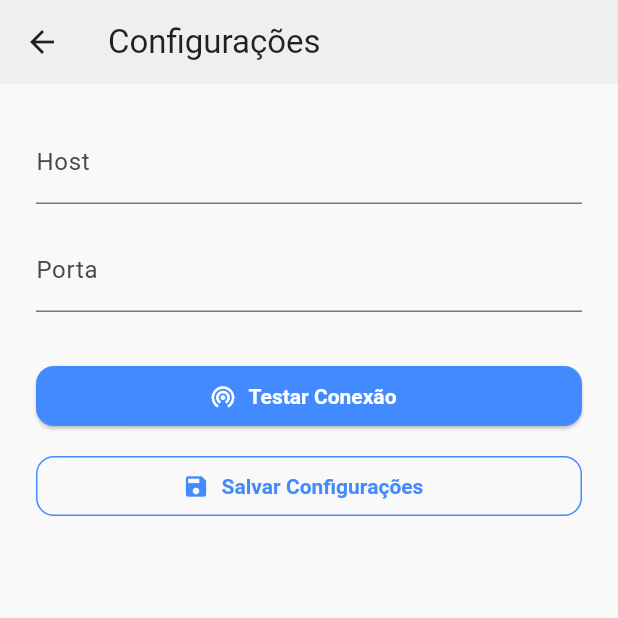
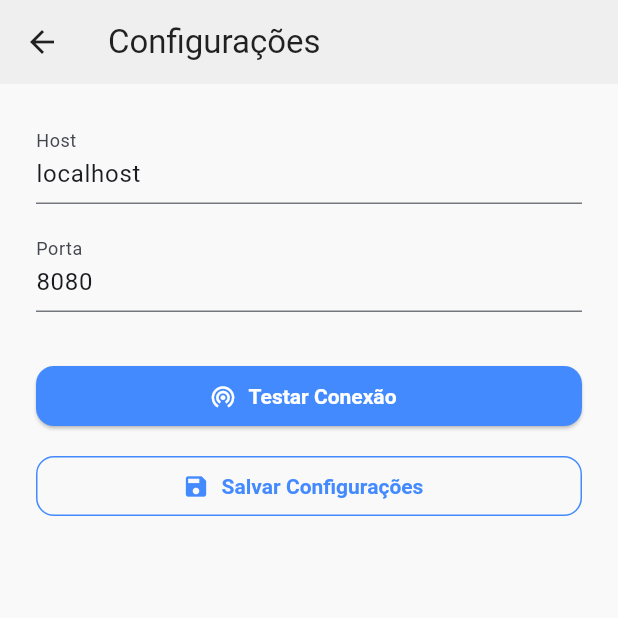
Before and after one commit to Diogo-NB/speech-iot-automation, a Flutter app: the screen it shows after launch, after a tap on the "settings" icon, on a phone screen of 412 x 824 dp, the top half of it. Run offline on Flutter 3.47's test engine with Material 3 defaults, Android fonts, the phone set to English and light mode, and no system bars; our stand-ins replace auto_route, bloc_concurrency, equatable, flutter_bloc, rxdart, shared_preferences and 1 more; network calls fail.

Commit message:
feat: improve app config with shared prefs

```diff
--- a/speech_iot_app/lib/main.dart
+++ b/speech_iot_app/lib/main.dart
@@ -1,6 +1,13 @@
 import 'package:flutter/material.dart';
+import 'package:shared_preferences/shared_preferences.dart';
 import 'package:speech_iot_app/src/app/app.dart';
 
-void main() {
-  runApp(App());
+Future<void> main() async {
+  WidgetsFlutterBinding.ensureInitialized();
+
+  final prefs = await SharedPreferencesWithCache.create(
+    cacheOptions: const SharedPreferencesWithCacheOptions(),
+  );
+
+  runApp(App(prefs: prefs));
 }
--- a/speech_iot_app/lib/src/app/app.dart
+++ b/speech_iot_app/lib/src/app/app.dart
@@ -1,10 +1,13 @@
 import 'package:flutter/material.dart';
+import 'package:shared_preferences/shared_preferences.dart';
 import 'package:speech_iot_app/src/app/app_router.dart';
 import 'package:speech_iot_app/src/app/app_theme.dart';
 import 'package:speech_iot_app/src/app/di.dart';
 
 class App extends StatelessWidget {
-  App({super.key});
+  final SharedPreferencesWithCache prefs;
+
+  App({required this.prefs, super.key});
 
   final AppRouter _appRouter = AppRouter();
   final ThemeData _appTheme = AppTheme.light();
@@ -12,6 +15,7 @@ class App extends StatelessWidget {
   @override
   Widget build(BuildContext context) {
     return CoreScopeProvider(
+      prefs: prefs,
       child: DataScopeProvider(
         child: MaterialApp.router(
           routerConfig: _appRouter.config(),
--- a/speech_iot_app/lib/src/app/di.dart
+++ b/speech_iot_app/lib/src/app/di.dart
@@ -1,24 +1,23 @@
 import 'package:flutter/widgets.dart';
 import 'package:flutter_bloc/flutter_bloc.dart';
-import 'package:speech_iot_app/src/core/app_config/app_config_cubit.dart';
+import 'package:shared_preferences/shared_preferences.dart';
+import 'package:speech_iot_app/src/core/app_config/app_config.dart';
 import 'package:speech_iot_app/src/features/speech_recognition/data/speech_recognition_repository.dart';
 
 class CoreScopeProvider extends StatelessWidget {
+  final SharedPreferencesWithCache prefs;
   final Widget child;
 
-  const CoreScopeProvider({super.key, required this.child});
+  const CoreScopeProvider({
+    required this.prefs,
+    required this.child,
+    super.key,
+  });
 
   @override
   Widget build(BuildContext context) {
     return MultiRepositoryProvider(
-      providers: [
-        BlocProvider(
-          create: (_) => AppConfig(
-            initialBaseHttpUrl: 'http://localhost:3000',
-            initialBaseSocketUrl: 'ws://localhost:3000',
-          ),
-        ),
-      ],
+      providers: [BlocProvider(create: (_) => AppConfig(prefs: prefs))],
       child: child,
     );
   }
--- /dev/null
+++ b/speech_iot_app/lib/src/core/app_config/app_config.dart
@@ -0,0 +1,47 @@
+import 'package:flutter_bloc/flutter_bloc.dart';
+import 'package:shared_preferences/shared_preferences.dart';
+import 'package:speech_iot_app/src/core/app_config/app_config_state.dart';
+
+enum ConfigKeys { baseSocketUrl, baseHttpUrl }
+
+class AppConfig extends Cubit<AppConfigState> {
+  final SharedPreferencesWithCache _prefs;
+
+  AppConfig({required SharedPreferencesWithCache prefs})
+    : _prefs = prefs,
+      super(
+        AppConfigState(
+          baseSocketUrl: Uri.parse(
+            prefs.getString(ConfigKeys.baseSocketUrl.name) ??
+                'ws://localhost:8080',
+          ),
+          baseHttpUrl: Uri.parse(
+            prefs.getString(ConfigKeys.baseHttpUrl.name) ??
+                'ws://localhost:8080',
+          ),
+        ),
+      );
+
+  String getString(ConfigKeys key) {
+    return _prefs.getString(key.name) ?? '';
+  }
+
+  Future<void> saveString(ConfigKeys key, String value) {
+    return _prefs.setString(key.name, value);
+  }
+
+  Future<void> updateConfig({
+    required String socketUrl,
+    required String httpUrl,
+  }) async {
+    await saveString(ConfigKeys.baseSocketUrl, socketUrl);
+    await saveString(ConfigKeys.baseHttpUrl, httpUrl);
+
+    emit(
+      state.copyWith(
+        baseSocketUrl: Uri.parse(socketUrl),
+        baseHttpUrl: Uri.parse(httpUrl),
+      ),
+    );
+  }
+}
--- a/speech_iot_app/lib/src/core/app_config/app_config_cubit.dart
+++ /dev/null
@@ -1,23 +0,0 @@
-import 'package:flutter_bloc/flutter_bloc.dart';
-import 'package:speech_iot_app/src/core/app_config/app_config_model.dart';
-
-class AppConfig extends Cubit<AppConfigState> {
-  AppConfig({
-    required String initialBaseSocketUrl,
-    required String initialBaseHttpUrl,
-  }) : super(
-         AppConfigState(
-           baseSocketUrl: Uri.parse(initialBaseSocketUrl),
-           baseHttpUrl: Uri.parse(initialBaseHttpUrl),
-         ),
-       );
-
-  void updateConfig(String socketUrl, String httpUrl) {
-    emit(
-      state.copyWith(
-        baseSocketUrl: Uri.parse(socketUrl),
-        baseHttpUrl: Uri.parse(httpUrl),
-      ),
-    );
-  }
-}
--- a/speech_iot_app/lib/src/core/app_config/app_config_model.dart
+++ b/speech_iot_app/lib/src/core/app_config/app_config_state.dart
@@ -1,6 +1,11 @@
+import 'package:flutter/foundation.dart';
+
+@immutable
 class AppConfigState {
   final Uri baseSocketUrl;
   final Uri baseHttpUrl;
+
+  String get baseUrlAuthority => baseHttpUrl.authority;
 
   const AppConfigState({
     required this.baseSocketUrl,
--- a/speech_iot_app/lib/src/features/settings/application/bloc/settings_bloc.dart
+++ b/speech_iot_app/lib/src/features/settings/application/bloc/settings_bloc.dart
@@ -1,5 +1,5 @@
 import 'package:flutter_bloc/flutter_bloc.dart';
-import 'package:speech_iot_app/src/core/app_config/app_config_cubit.dart';
+import 'package:speech_iot_app/src/core/app_config/app_config.dart';
 import 'package:speech_iot_app/src/core/utils/bloc_event_transformers.dart';
 import 'settings_event.dart';
 import 'settings_state.dart';
@@ -10,7 +10,7 @@ class SettingsBloc extends Bloc<SettingsEvent, SettingsState> {
 
   SettingsBloc({required AppConfig appConfig})
     : _appConfig = appConfig,
-      super(SettingsState()) {
+      super(SettingsState(baseUrlAuthority: appConfig.state.baseUrlAuthority)) {
     on<TestConnectivitySettings>(
       _onTestConnection,
       transformer: debounce(const Duration(milliseconds: 300)),
@@ -62,6 +62,9 @@ class SettingsBloc extends Bloc<SettingsEvent, SettingsState> {
 
   void _onSaveSettings(SaveSettings event, Emitter<SettingsState> emit) {
     final authority = _buildAuthority(event.host, event.port);
-    _appConfig.updateConfig('ws://$authority', 'http://$authority');
+    _appConfig.updateConfig(
+      socketUrl: 'ws://$authority',
+      httpUrl: 'http://$authority',
+    );
   }
 }
--- a/speech_iot_app/lib/src/features/settings/presentation/settings_screen.dart
+++ b/speech_iot_app/lib/src/features/settings/presentation/settings_screen.dart
@@ -1,19 +1,14 @@
 import 'package:auto_route/auto_route.dart';
 import 'package:flutter/material.dart';
 import 'package:flutter_bloc/flutter_bloc.dart';
-import 'package:speech_iot_app/src/core/app_config/app_config_cubit.dart';
+import 'package:speech_iot_app/src/core/app_config/app_config.dart';
 import 'package:speech_iot_app/src/features/settings/application/bloc/settings_bloc.dart';
 import 'package:speech_iot_app/src/features/settings/application/bloc/settings_event.dart';
 import 'package:speech_iot_app/src/features/settings/application/bloc/settings_state.dart';
 
 @RoutePage()
-class SettingsScreen extends StatelessWidget implements AutoRouteWrapper {
-  SettingsScreen({super.key});
-
-  final _formKey = GlobalKey<FormState>();
-
-  final _hostController = TextEditingController();
-  final _portController = TextEditingController();
+class SettingsScreen extends StatefulWidget implements AutoRouteWrapper {
+  const SettingsScreen({super.key});
 
   @override
   Widget wrappedRoute(BuildContext context) {
@@ -21,6 +16,32 @@ class SettingsScreen extends StatelessWidget implements AutoRouteWrapper {
       create: (_) => SettingsBloc(appConfig: context.read<AppConfig>()),
       child: this,
     );
+  }
+
+  @override
+  State<SettingsScreen> createState() => _SettingsScreenState();
+}
+
+class _SettingsScreenState extends State<SettingsScreen> {
+  final _formKey = GlobalKey<FormState>();
+
+  final _hostController = TextEditingController();
+  final _portController = TextEditingController();
+
+  @override
+  void initState() {
+    super.initState();
+
+    WidgetsBinding.instance.addPostFrameCallback((_) {
+      final bloc = context.read<SettingsBloc>();
+      final initialAuthoritySplit = bloc.state.baseUrlAuthority.split(':');
+
+      _hostController.text = initialAuthoritySplit.first;
+
+      if (initialAuthoritySplit.length > 1) {
+        _portController.text = initialAuthoritySplit[1];
+      }
+    });
   }
 
   @override
--- a/speech_iot_app/lib/src/features/speech_recognition/data/speech_recognition_repository.dart
+++ b/speech_iot_app/lib/src/features/speech_recognition/data/speech_recognition_repository.dart
@@ -1,7 +1,7 @@
 import 'dart:async';
 
 import 'package:flutter_bloc/flutter_bloc.dart';
-import 'package:speech_iot_app/src/core/app_config/app_config_cubit.dart';
+import 'package:speech_iot_app/src/core/app_config/app_config.dart';
 import 'package:speech_iot_app/src/features/speech_recognition/data/recognized_speech_result_dto.dart';
 import 'package:speech_iot_app/src/features/speech_recognition/data/speech_recognition_websocket_service.dart';
 import 'package:speech_iot_app/src/features/speech_recognition/domain/recognized_words_model.dart';
--- a/speech_iot_app/pubspec.yaml
+++ b/speech_iot_app/pubspec.yaml
@@ -17,6 +17,7 @@ dependencies:
   auto_route: ^10.1.2
   http: ^1.5.0
   bloc_concurrency: ^0.2.5
+  shared_preferences: ^2.5.3
 
 dev_dependencies:
   flutter_test:
```
Also changed, not shown: speech_iot_app/pubspec.lock.
